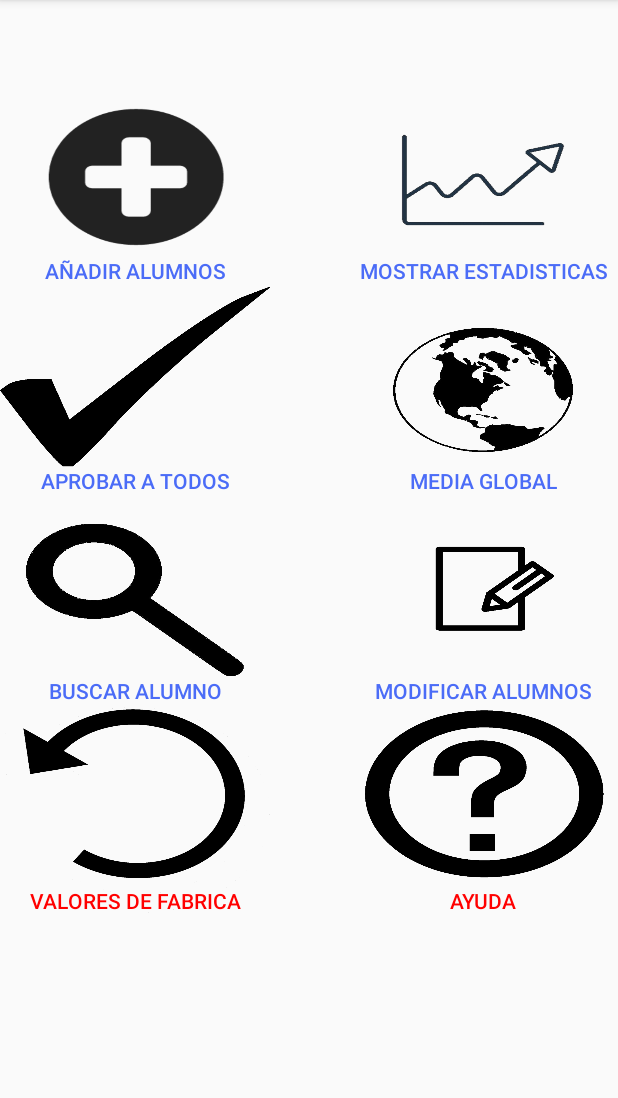
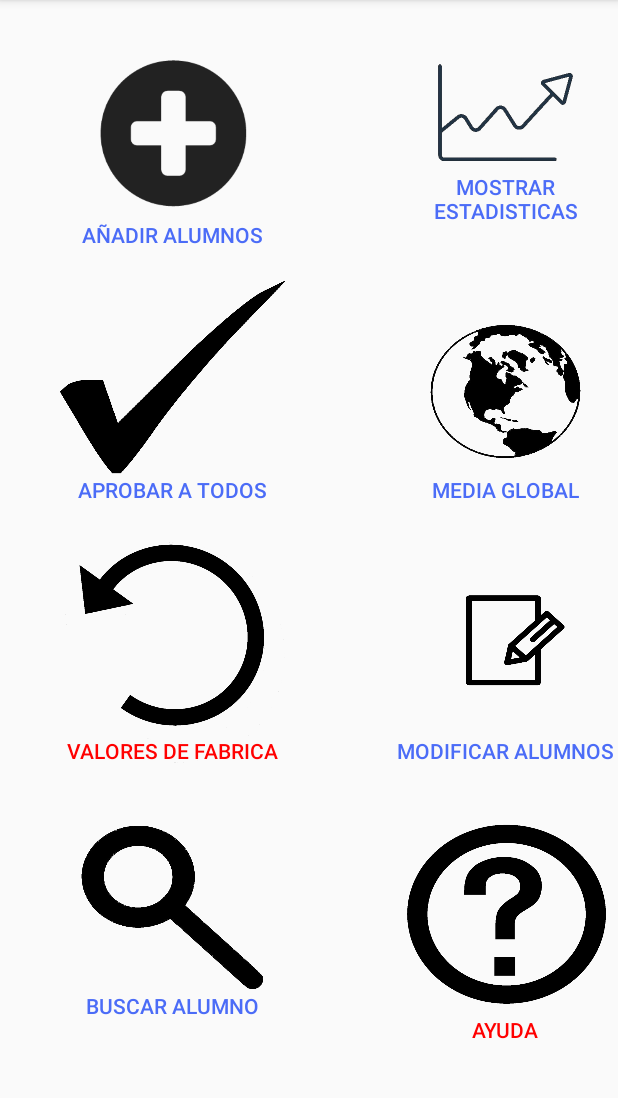
Before and after one commit to cf17jeremy/M7NotasAPP, an Android app: the Menu screen opened directly, with no data from a screen before it, on a phone screen of 412 x 824 dp, the part 84-1182 px from its top. Run offline under Robolectric (Android 15) with nearby library versions, the light colour scheme and no system bars.

Commit message:
Cambios en estetica m7, en caso de mala visualizacion coger version del 01/03
Error en mostrar, pendiente solucionarlo
Cambios esteticos

```diff
--- a/app/src/main/res/layout/activity_menu.xml
+++ b/app/src/main/res/layout/activity_menu.xml
@@ -1,106 +1,110 @@
 <?xml version="1.0" encoding="utf-8"?>
-<LinearLayout xmlns:android="http://schemas.android.com/apk/res/android"
+<androidx.constraintlayout.widget.ConstraintLayout xmlns:android="http://schemas.android.com/apk/res/android"
     xmlns:app="http://schemas.android.com/apk/res-auto"
     xmlns:tools="http://schemas.android.com/tools"
+    android:id="@+id/linearLayout2"
     android:layout_width="match_parent"
     android:layout_height="match_parent"
-    android:orientation="vertical"
-    android:paddingTop="50dp"
     tools:context=".Menu">
 
-    <androidx.gridlayout.widget.GridLayout
-        android:layout_width="match_parent"
-        android:layout_height="wrap_content">
+    <Button
+        android:id="@+id/aprall"
+        android:layout_width="150dp"
+        android:layout_height="150dp"
+        android:layout_marginStart="40dp"
+        android:layout_marginTop="20dp"
+        android:background="@drawable/tick"
+        android:gravity="bottom|center"
+        android:text="@string/aprobar_a_todos"
+        android:textColor="#4B6CF7"
+        app:layout_constraintStart_toStartOf="parent"
+        app:layout_constraintTop_toBottomOf="@+id/add" />
 
     <Button
         android:id="@+id/add"
-            android:layout_width="180dp"
-            android:layout_height="140dp"
+        android:layout_width="150dp"
+        android:layout_height="150dp"
+        android:layout_marginStart="40dp"
+        android:layout_marginTop="16dp"
         android:background="@drawable/add"
         android:gravity="bottom|center"
         android:text="@string/a_adir_alumnos2"
         android:textColor="#4B6CF7"
-            app:layout_column="0"
-            app:layout_row="0" />
+        app:layout_constraintStart_toStartOf="parent"
+        app:layout_constraintTop_toTopOf="parent" />
+
+    <Button
+        android:id="@+id/medglob"
+        android:layout_width="150dp"
+        android:layout_height="150dp"
+        android:layout_marginTop="36dp"
+        android:background="@drawable/medglobal"
+        android:gravity="bottom|center"
+        android:text="@string/media_global"
+        android:textColor="#4B6CF7"
+        app:layout_constraintEnd_toEndOf="parent"
+        app:layout_constraintTop_toBottomOf="@+id/mostrar" />
+
+    <Button
+        android:id="@+id/peligro"
+        android:layout_width="150dp"
+        android:layout_height="150dp"
+        android:layout_marginStart="40dp"
+        android:layout_marginTop="24dp"
+        android:background="@drawable/restore"
+        android:gravity="bottom|center"
+        android:text="@string/valores_de_fabrica"
+        android:textColor="#FF0000"
+        app:layout_constraintStart_toStartOf="parent"
+        app:layout_constraintTop_toBottomOf="@+id/aprall" />
 
     <Button
         android:id="@+id/mostrar"
-            android:layout_width="180dp"
-            android:layout_height="140dp"
+        android:layout_width="150dp"
+        android:layout_height="150dp"
         android:background="@drawable/stats"
         android:gravity="bottom|center"
         android:text="@string/mostrar_estadisticas"
         android:textAlignment="center"
         android:textColor="#4B6CF7"
-            app:layout_column="2"
-            app:layout_row="0" />
-
-        <Button
-            android:id="@+id/aprall"
-            android:layout_width="180dp"
-            android:layout_height="140dp"
-            android:background="@drawable/tick"
-            android:gravity="bottom|center"
-            android:text="@string/aprobar_a_todos"
-            android:textColor="#4B6CF7"
-            app:layout_column="0"
-            app:layout_row="1" />
-
-        <Button
-            android:id="@+id/medglob"
-            android:layout_width="180dp"
-            android:layout_height="140dp"
-            android:background="@drawable/medglobal"
-            android:gravity="bottom|center"
-            android:text="@string/media_global"
-            android:textColor="#4B6CF7"
-            app:layout_column="2"
-            app:layout_row="1" />
+        app:layout_constraintEnd_toEndOf="parent"
+        app:layout_constraintTop_toTopOf="parent" />
 
     <Button
         android:id="@+id/seach"
-            android:layout_width="180dp"
-            android:layout_height="140dp"
+        android:layout_width="150dp"
+        android:layout_height="150dp"
+        android:layout_marginStart="40dp"
+        android:layout_marginTop="20dp"
         android:background="@drawable/buscar"
         android:gravity="bottom|center"
         android:text="@string/buscar_alumno"
         android:textColor="#4B6CF7"
-            app:layout_column="0"
-            app:layout_row="2" />
+        app:layout_constraintStart_toStartOf="parent"
+        app:layout_constraintTop_toBottomOf="@+id/peligro" />
+
+    <Button
+        android:id="@+id/help"
+        android:layout_width="150dp"
+        android:layout_height="150dp"
+        android:layout_marginTop="36dp"
+        android:background="@drawable/help"
+        android:gravity="bottom|center"
+        android:text="@string/ayuda"
+        android:textColor="#FF0000"
+        app:layout_constraintEnd_toEndOf="parent"
+        app:layout_constraintTop_toBottomOf="@+id/change" />
 
     <Button
         android:id="@+id/change"
-            android:layout_width="180dp"
-            android:layout_height="140dp"
+        android:layout_width="150dp"
+        android:layout_height="150dp"
+        android:layout_marginTop="24dp"
         android:background="@drawable/modalum"
         android:gravity="bottom|center"
         android:text="@string/modificar_alumnos"
         android:textColor="#4B6CF7"
-            app:layout_column="2"
-            app:layout_row="2" />
+        app:layout_constraintEnd_toEndOf="parent"
+        app:layout_constraintTop_toBottomOf="@+id/medglob" />
 
-        <Button
-            android:id="@+id/help"
-            android:layout_width="180dp"
-            android:layout_height="140dp"
-            android:background="@drawable/help"
-            android:text="@string/ayuda"
-            android:textColor="#FF0000"
-            app:layout_column="2"
-            app:layout_row="3"
-            android:gravity="bottom|center"/>
-
-        <Button
-            android:id="@+id/peligro"
-            android:layout_width="180dp"
-            android:layout_height="140dp"
-            android:background="@drawable/restore"
-            android:gravity="bottom|center"
-            android:text="@string/valores_de_fabrica"
-            android:textColor="#FF0000"
-            app:layout_column="0"
-            app:layout_row="3" />
-
-    </androidx.gridlayout.widget.GridLayout>
-
-</LinearLayout>
+</androidx.constraintlayout.widget.ConstraintLayout>
```
Lines whose indentation alone changed are shown as unchanged.
